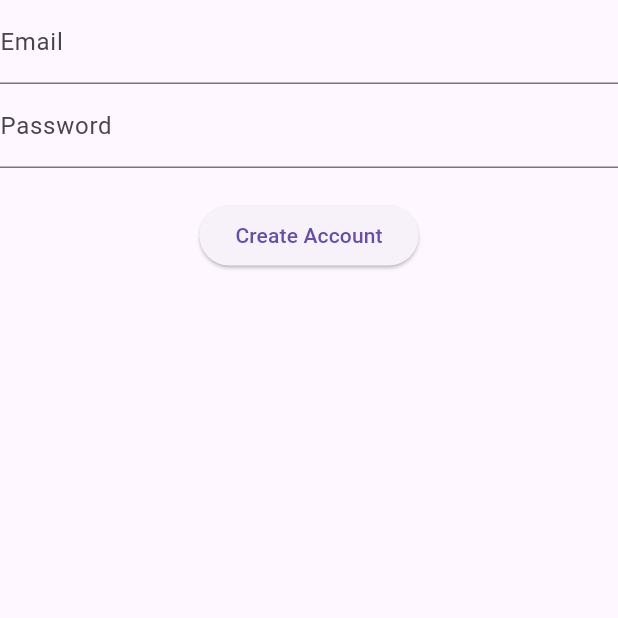
After one commit to ItsMikeyy/fitness_app, a Flutter app: the StartScreen screen opened directly, after a tap on "Get Started", on a phone screen of 412 x 824 dp, the top half of it. The commit adds this screen. Run offline on Flutter 3.47's test engine with Material 3 defaults, Android fonts, the phone set to English and light mode, and no system bars; our stand-ins replace firebase_auth, firebase_core; accounts and stored records are empty; network calls fail.

Commit message:
sign in sign out features

```diff
--- /dev/null
+++ b/lib/screens/auth/create_account_screen.dart
@@ -0,0 +1,61 @@
+import 'package:flutter/material.dart';
+import 'package:firebase_auth/firebase_auth.dart';
+import '../../services/firebase_auth.dart';
+
+class CreateAccountScreen extends StatefulWidget {
+  const CreateAccountScreen({super.key});
+
+  @override
+  State<CreateAccountScreen> createState() => _CreateAccountScreenState();
+}
+
+class _CreateAccountScreenState extends State<CreateAccountScreen> {
+  final TextEditingController _emailController = TextEditingController();
+  final TextEditingController _passwordController = TextEditingController();
+
+  String _errorMessage = "";
+  @override
+  Widget build(BuildContext context) {
+    return Scaffold(
+      body: SafeArea(
+        child: Column(
+          children: [
+            TextFormField(
+              decoration: InputDecoration(labelText: "Email"),
+              controller: _emailController,
+            ),
+            TextFormField(
+              decoration: InputDecoration(labelText: "Password"),
+              controller: _passwordController,
+            ),
+            Text(_errorMessage, style: TextStyle(color: Colors.red)),
+            ElevatedButton(
+              onPressed: () {
+                _createAccount();
+              },
+              child: Text("Create Account"),
+            ),
+          ],
+        ),
+      ),
+    );
+  }
+
+  void _popPage() {
+    Navigator.pop(context);
+  }
+
+  void _createAccount() async {
+    try {
+      await AuthService().createAccount(
+        email: _emailController.text,
+        password: _passwordController.text,
+      );
+      _popPage();
+    } on FirebaseAuthException catch (e) {
+      setState(() {
+        _errorMessage = e.message ?? "An unknown error occurred";
+      });
+    }
+  }
+}
--- a/lib/screens/start_screen.dart
+++ b/lib/screens/start_screen.dart
@@ -1,5 +1,6 @@
 import 'package:flutter/material.dart';
-import 'package:nutrition/screens/auth/auth_screen.dart';
+import 'package:nutrition/screens/auth/create_account_screen.dart';
+import 'package:nutrition/screens/auth/signin_screen.dart';
 
 class StartScreen extends StatelessWidget {
   const StartScreen({super.key});
@@ -16,9 +17,15 @@ class StartScreen extends StatelessWidget {
           ),
           ElevatedButton(
             onPressed: () {
-              _navigateToAuthScreen(context);
+              _navigateToCreateAccountScreen(context);
             },
             child: Text(" Get Started"),
+          ),
+          ElevatedButton(
+            onPressed: () {
+              _navigateToSignInScreen(context);
+            },
+            child: Text(" Sign In"),
           ),
         ],
       ),
@@ -26,9 +33,16 @@ class StartScreen extends StatelessWidget {
   }
 }
 
-void _navigateToAuthScreen(BuildContext context) {
+void _navigateToCreateAccountScreen(BuildContext context) {
   Navigator.push(
     context,
-    MaterialPageRoute(builder: (context) => AuthScreen()),
+    MaterialPageRoute(builder: (context) => CreateAccountScreen()),
   );
 }
+
+void _navigateToSignInScreen(BuildContext context) {
+  Navigator.push(
+    context,
+    MaterialPageRoute(builder: (context) => SignInScreen()),
+  );
+}
--- a/lib/services/firebase_auth.dart
+++ b/lib/services/firebase_auth.dart
@@ -1,4 +1,7 @@
 import 'package:firebase_auth/firebase_auth.dart';
+import 'package:flutter/material.dart';
+
+ValueNotifier<AuthService> authService = ValueNotifier(AuthService());
 
 class AuthService {
   final FirebaseAuth auth = FirebaseAuth.instance;
```
Also changed, not shown: lib/main.dart (+7 -3 lines), lib/screens/auth/auth_layout.dart (added, +33 -0 lines), lib/screens/auth/signin_screen.dart (renamed from lib/screens/auth/auth_screen.dart, +13 -8 lines), lib/screens/dashboard.dart/dashboard_screen.dart (added, +69 -0 lines), lib/screens/loading/loading_screen.dart (added, +10 -0 lines), lib/screens/profile/profile_screen.dart (added, +34 -0 lines).
